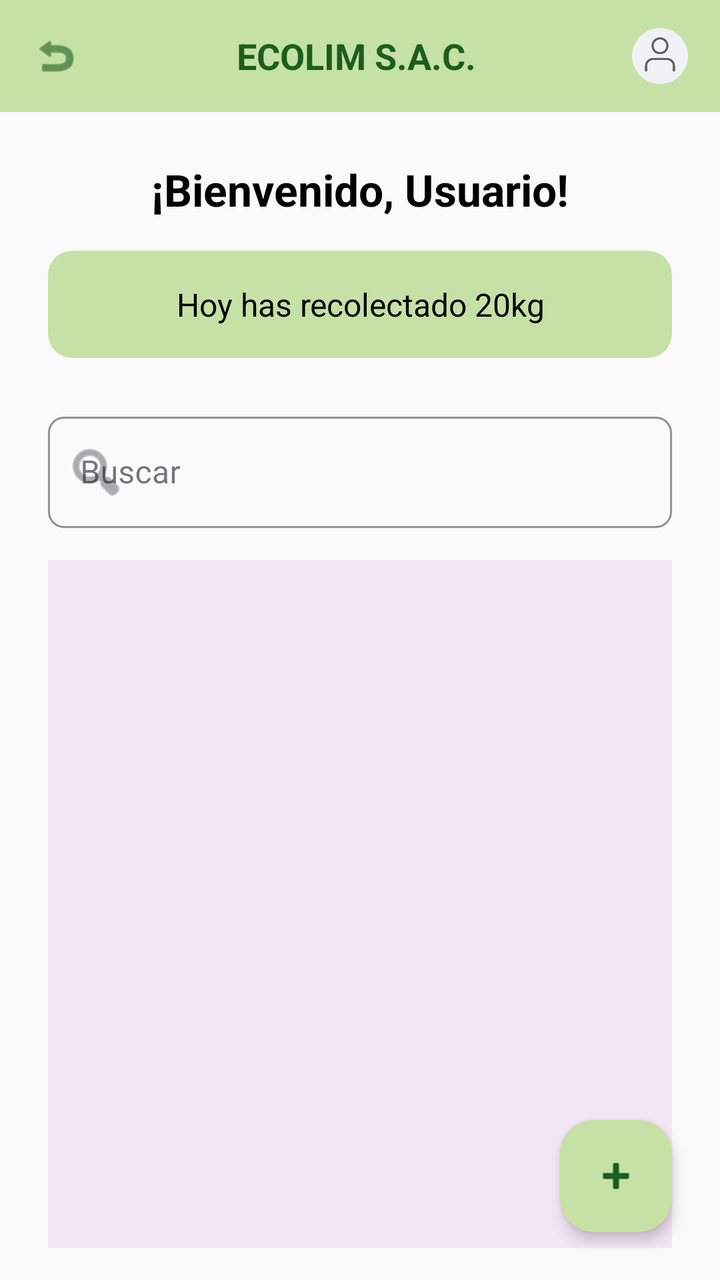
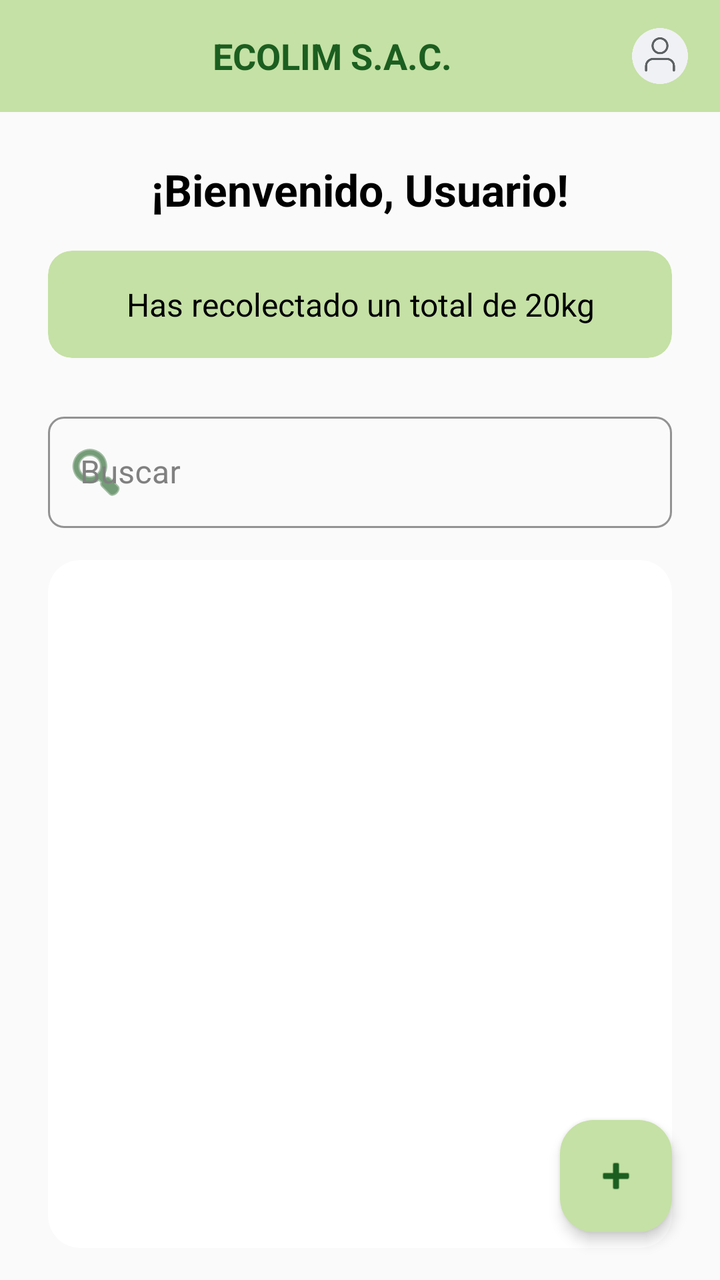

An Android layout rendered at two revisions. The XML below is the earlier revision; the diff shows what the commit changed to produce the second picture.
<!-- AndroidManifest.xml: application theme Theme.Login -->
<!-- res/layout/activity_home_usuario.xml -->
<?xml version="1.0" encoding="utf-8"?>
<androidx.constraintlayout.widget.ConstraintLayout
    xmlns:android="http://schemas.android.com/apk/res/android"
    xmlns:app="http://schemas.android.com/apk/res-auto"
    xmlns:tools="http://schemas.android.com/tools"
    android:layout_width="match_parent"
    android:layout_height="match_parent"
    android:background="#FAFAFA"
    android:id="@+id/main"
    >

    <LinearLayout
        android:id="@+id/topBar"
        android:layout_width="match_parent"
        android:layout_height="56dp"
        android:background="#C5E1A5"
        android:gravity="center_vertical"
        android:orientation="horizontal"
        android:paddingHorizontal="16dp"
        app:layout_constraintTop_toTopOf="parent">

        <ImageView
            android:layout_width="24dp"
            android:layout_height="24dp"
            android:src="@android:drawable/ic_menu_revert"
            app:tint="#1B5E20" />

        <TextView
            android:layout_width="0dp"
            android:layout_height="wrap_content"
            android:layout_weight="1"
            android:gravity="center"
            android:text="ECOLIM S.A.C."
            android:textColor="#1B5E20"
            android:textSize="18sp"
            android:textStyle="bold" />

        <ImageView
            android:id="@+id/btnPerfil"
            android:layout_width="28dp"
            android:layout_height="28dp"
            app:srcCompat="@drawable/profile" />

    </LinearLayout>

    <TextView
        android:id="@+id/labelBienvenida"
        android:layout_width="wrap_content"
        android:layout_height="wrap_content"
        android:layout_marginTop="24dp"
        android:text="¡Bienvenido, Usuario!"
        android:textColor="#000000"
        android:textSize="22sp"
        android:textStyle="bold"
        app:layout_constraintEnd_toEndOf="parent"
        app:layout_constraintStart_toStartOf="parent"
        app:layout_constraintTop_toBottomOf="@id/topBar" />

    <com.google.android.material.card.MaterialCardView
        android:id="@+id/cardResumen"
        android:layout_width="match_parent"
        android:layout_height="wrap_content"
        android:layout_marginHorizontal="24dp"
        android:layout_marginTop="16dp"
        app:cardBackgroundColor="#C5E1A5"
        app:cardCornerRadius="12dp"
        app:cardElevation="0dp"
        app:strokeWidth="0dp"
        app:layout_constraintTop_toBottomOf="@id/labelBienvenida">

        <TextView
            android:layout_width="match_parent"
            android:layout_height="wrap_content"
            android:gravity="center"
            android:padding="16dp"
            android:text="Hoy has recolectado 20kg"
            android:textColor="#000000"
            android:textSize="16sp" />

    </com.google.android.material.card.MaterialCardView>

    <com.google.android.material.textfield.TextInputLayout
        android:id="@+id/layoutBuscar"
        style="@style/Widget.MaterialComponents.TextInputLayout.OutlinedBox"
        android:layout_width="match_parent"
        android:layout_height="wrap_content"
        android:layout_marginHorizontal="24dp"
        android:layout_marginTop="24dp"
        app:boxCornerRadiusBottomEnd="8dp"
        app:boxCornerRadiusBottomStart="8dp"
        app:boxCornerRadiusTopEnd="8dp"
        app:boxCornerRadiusTopStart="8dp"
        app:boxStrokeColor="#6750A4"
        app:startIconDrawable="@android:drawable/ic_menu_search"
        app:layout_constraintTop_toBottomOf="@id/cardResumen">

        <com.google.android.material.textfield.TextInputEditText
            android:id="@+id/etBuscar"
            android:layout_width="match_parent"
            android:layout_height="wrap_content"
            android:hint="Buscar"
            android:inputType="text" />
    </com.google.android.material.textfield.TextInputLayout>

    <ListView
        android:id="@+id/listActividades"
        android:layout_width="match_parent"
        android:layout_height="0dp"
        android:layout_marginHorizontal="24dp"
        android:layout_marginTop="16dp"
        android:layout_marginBottom="16dp"
        android:background="#F3E5F5"
        android:divider="#D1C4E9"
        android:dividerHeight="1dp"
        app:layout_constraintBottom_toBottomOf="parent"
        app:layout_constraintTop_toBottomOf="@id/layoutBuscar" />

    <com.google.android.material.floatingactionbutton.FloatingActionButton
        android:id="@+id/btnAgregar"
        android:layout_width="wrap_content"
        android:layout_height="wrap_content"
        android:layout_marginEnd="24dp"
        android:layout_marginBottom="24dp"
        android:src="@android:drawable/ic_input_add"
        app:backgroundTint="#C5E1A5"
        app:elevation="4dp"
        app:layout_constraintBottom_toBottomOf="parent"
        app:layout_constraintEnd_toEndOf="parent"
        app:shapeAppearanceOverlay="@style/ShapeAppearanceOverlay.Material3.FloatingActionButton"
        app:tint="#1B5E20" />

</androidx.constraintlayout.widget.ConstraintLayout>
<!-- resources referenced by this layout -->
<resources>
  <!-- drawable profile: png bitmap (drawable, 10764 bytes) -->
  <style name="Theme.Login" parent="Base.Theme.Login" />
  <style name="Base.Theme.Login" parent="Theme.Material3.DayNight.NoActionBar">
          
          
          <item name="colorPrimary">@color/purple_500</item>
      </style>
  <color name="purple_500">#673AB7</color>
</resources>

<!-- the commit's change to res/layout/activity_home_usuario.xml (unified diff, before → after) -->
@@ -18,12 +18,6 @@
         android:orientation="horizontal"
         android:paddingHorizontal="16dp"
         app:layout_constraintTop_toTopOf="parent">
-
-        <ImageView
-            android:layout_width="24dp"
-            android:layout_height="24dp"
-            android:src="@android:drawable/ic_menu_revert"
-            app:tint="#1B5E20" />
 
         <TextView
             android:layout_width="0dp"
@@ -73,7 +67,7 @@
             android:layout_height="wrap_content"
             android:gravity="center"
             android:padding="16dp"
-            android:text="Hoy has recolectado 20kg"
+            android:text="Has recolectado un total de 20kg"
             android:textColor="#000000"
             android:textSize="16sp" />
 
@@ -86,20 +80,27 @@
         android:layout_height="wrap_content"
         android:layout_marginHorizontal="24dp"
         android:layout_marginTop="24dp"
+        android:textColorHint="@color/hint_color_default"
         app:boxCornerRadiusBottomEnd="8dp"
         app:boxCornerRadiusBottomStart="8dp"
         app:boxCornerRadiusTopEnd="8dp"
         app:boxCornerRadiusTopStart="8dp"
-        app:boxStrokeColor="#6750A4"
+        app:boxStrokeColor="#808080"
+        app:hintTextColor="@color/hint_color_active"
+        app:layout_constraintTop_toBottomOf="@id/cardResumen"
         app:startIconDrawable="@android:drawable/ic_menu_search"
-        app:layout_constraintTop_toBottomOf="@id/cardResumen">
+        app:startIconTint="@color/hint_color_active"
+        tools:layout_editor_absoluteX="24dp">
 
         <com.google.android.material.textfield.TextInputEditText
             android:id="@+id/etBuscar"
             android:layout_width="match_parent"
             android:layout_height="wrap_content"
             android:hint="Buscar"
-            android:inputType="text" />
+            android:inputType="text"
+            android:textColor="@color/black"
+            android:textColorHighlight="@color/hint_color_default"
+            android:textColorHint="@color/hint_color_default" />
     </com.google.android.material.textfield.TextInputLayout>
 
     <ListView
@@ -109,8 +110,9 @@
         android:layout_marginHorizontal="24dp"
         android:layout_marginTop="16dp"
         android:layout_marginBottom="16dp"
-        android:background="#F3E5F5"
-        android:divider="#D1C4E9"
+        android:background="@drawable/bg_rounded_list"
+        android:clipToOutline="true"
+        android:divider="@android:color/darker_gray"
         android:dividerHeight="1dp"
         app:layout_constraintBottom_toBottomOf="parent"
         app:layout_constraintTop_toBottomOf="@id/layoutBuscar" />
<!-- resource entries referenced after the edit -->
@@ -1,11 +1,20 @@
 <!-- resources referenced by this layout -->
 <resources>
+  <color name="black">#FF000000</color>
+  <color name="hint_color_active">#1B5E20</color>
+  <color name="hint_color_default">#808080</color>
+  <!-- drawable bg_rounded_list (drawable) -->
+  <?xml version="1.0" encoding="utf-8"?>
+  <shape xmlns:android="http://schemas.android.com/apk/res/android">
+      <solid android:color="#FFFFFF" /> <corners android:radius="16dp" />   </shape>
   <!-- drawable profile: png bitmap (drawable, 10764 bytes) -->
   <style name="Theme.Login" parent="Base.Theme.Login" />
   <style name="Base.Theme.Login" parent="Theme.Material3.DayNight.NoActionBar">
           
           
           <item name="colorPrimary">@color/purple_500</item>
+          <item name="hintTextColor">@color/hint_color_active</item>
+          <item name="android:textColorHint">@color/hint_color_default</item>
       </style>
   <color name="purple_500">#673AB7</color>
 </resources>
